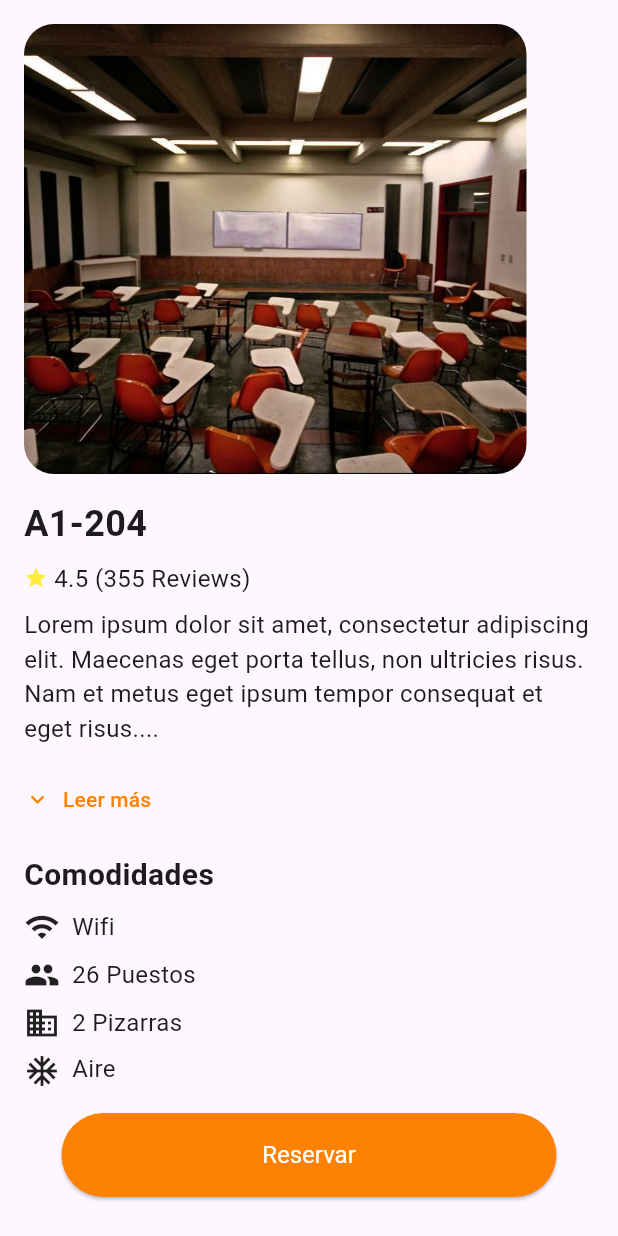
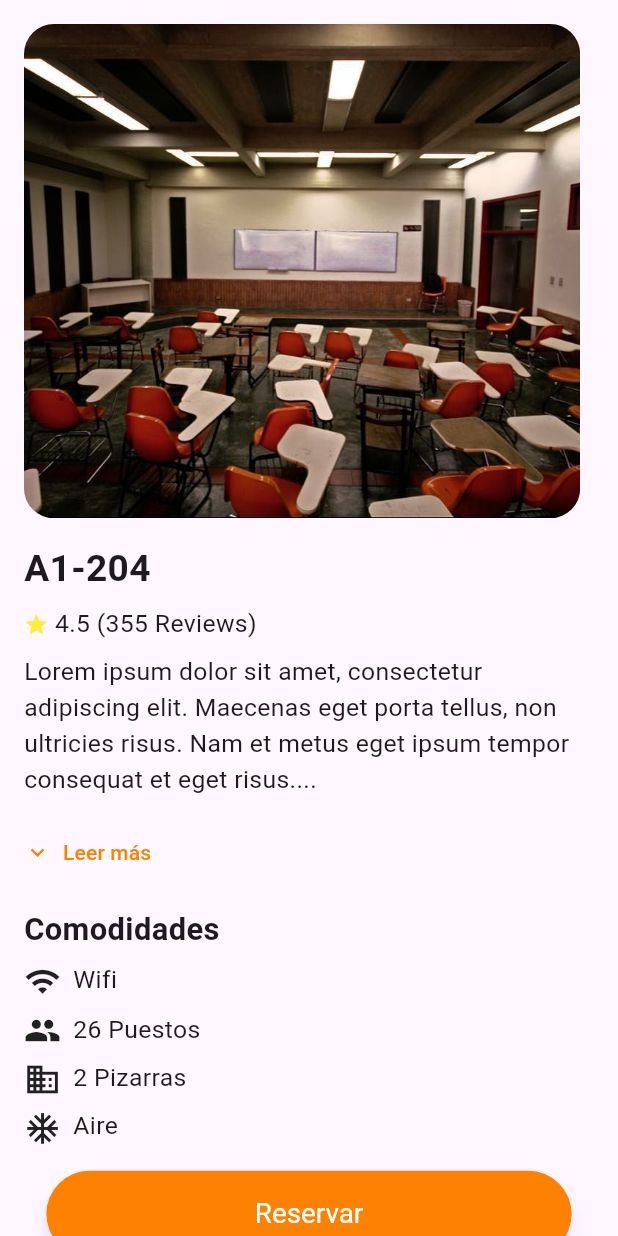
Before and after one commit to DanieLMija17/AulaBook, a Flutter app: the DescriptionWidget widget shown alone on an empty page, opened directly, on a phone screen of 412 x 824 dp. Run offline on Flutter 3.47's test engine with Material 3 defaults, Android fonts, the light colour scheme and no system bars.

Commit message:
vista aula responsive

```diff
--- a/aulabook/lib/AulaInfo/aula.dart
+++ b/aulabook/lib/AulaInfo/aula.dart
@@ -53,6 +53,10 @@ class _DescriptionWidgetState extends State<DescriptionWidget> {
 
   @override
   Widget build(BuildContext context) {
+    // Obtenemos el tamaño de la pantalla
+    var screenSize = MediaQuery.of(context).size;
+    var screenWidth = screenSize.width;
+
     return SingleChildScrollView(
       padding: const EdgeInsets.all(16.0),
       child: Column(
@@ -62,22 +66,22 @@ class _DescriptionWidgetState extends State<DescriptionWidget> {
             borderRadius: BorderRadius.circular(20.0),
             child: Image.asset(
               'assets/salon_unimet1.jpg',
-              width: 335,
-              height: 300, // Ajustamos la altura para que entre en la pantalla
+              width: screenWidth * 0.9, // Ajustamos el ancho relativo al tamaño de la pantalla
+              height: screenWidth * 0.8, // Ajustamos la altura relativa al tamaño de la pantalla
               fit: BoxFit.cover,
             ),
           ),
           SizedBox(height: 16), // Espacio entre la imagen y el texto "A1-204"
           Text(
             'A1-204',
-            style: TextStyle(fontSize: 24, fontWeight: FontWeight.bold),
+            style: TextStyle(fontSize: screenWidth * 0.06, fontWeight: FontWeight.bold),
           ),
           SizedBox(height: 8),
           Row(
             children: [
-              Icon(Icons.star, color: Colors.yellow, size: 16),
+              Icon(Icons.star, color: Colors.yellow, size: screenWidth * 0.04),
               SizedBox(width: 4),
-              Text('4.5 (355 Reviews)', style: TextStyle(fontSize: 16)),
+              Text('4.5 (355 Reviews)', style: TextStyle(fontSize: screenWidth * 0.04)),
             ],
           ),
           SizedBox(height: 8),
@@ -85,7 +89,7 @@ class _DescriptionWidgetState extends State<DescriptionWidget> {
             _isExpanded
                 ? 'Lorem ipsum dolor sit amet, consectetur adipiscing elit. Maecenas eget porta tellus, non ultricies risus. Nam et metus eget ipsum tempor consequat et eget risus. Donec vel felis euismod, gravida nisi nec, ultrices ipsum. Integer pulvinar odio ac ligula dignissim, non luctus metus tempus. Phasellus malesuada libero nec nisl fermentum, eget tristique urna bibendum. Suspendisse vel libero vel purus consectetur dictum. Cras non scelerisque felis. Vestibulum sit amet sapien semper, aliquet felis sit amet, fringilla leo. Nulla facilisi. Nulla at dui non urna consequat facilisis. Mauris aliquet dui id arcu vulputate, ac feugiat nisl dapibus. Ut id nunc in ex malesuada condimentum.'
                 : 'Lorem ipsum dolor sit amet, consectetur adipiscing elit. Maecenas eget porta tellus, non ultricies risus. Nam et metus eget ipsum tempor consequat et eget risus....',
-            style: TextStyle(fontSize: 16),
+            style: TextStyle(fontSize: screenWidth * 0.04),
           ),
           SizedBox(height: 16),
           Align(
@@ -114,22 +118,22 @@ class _DescriptionWidgetState extends State<DescriptionWidget> {
           SizedBox(height: 16),
           Text(
             'Comodidades',
-            style: TextStyle(fontSize: 20, fontWeight: FontWeight.bold),
+            style: TextStyle(fontSize: screenWidth * 0.05, fontWeight: FontWeight.bold),
           ),
           SizedBox(height: 8),
           Row(
             children: [
-              Icon(Icons.wifi),
+              Icon(Icons.wifi, size: screenWidth * 0.06),
               SizedBox(width: 8),
-              Text('Wifi', style: TextStyle(fontSize: 16)),
+              Text('Wifi', style: TextStyle(fontSize: screenWidth * 0.04)),
             ],
           ),
           SizedBox(height: 8),
           Row(
             children: [
-              Icon(Icons.group),
+              Icon(Icons.group, size: screenWidth * 0.06),
               SizedBox(width: 8),
-              Text('26 Puestos', style: TextStyle(fontSize: 16)),
+              Text('26 Puestos', style: TextStyle(fontSize: screenWidth * 0.04)),
             ],
           ),
           SizedBox(height: 8),
@@ -138,18 +142,18 @@ class _DescriptionWidgetState extends State<DescriptionWidget> {
             children: [
               Column(
                 children: [
-                  Icon(Icons.business),
+                  Icon(Icons.business, size: screenWidth * 0.06),
                   SizedBox(height: 8),
-                  Icon(Icons.ac_unit),
+                  Icon(Icons.ac_unit, size: screenWidth * 0.06),
                 ],
               ),
               SizedBox(width: 8),
               Column(
                 crossAxisAlignment: CrossAxisAlignment.start,
                 children: [
-                  Text('2 Pizarras', style: TextStyle(fontSize: 16)),
+                  Text('2 Pizarras', style: TextStyle(fontSize: screenWidth * 0.04)),
                   SizedBox(height: 8),
-                  Text('Aire', style: TextStyle(fontSize: 16)),
+                  Text('Aire', style: TextStyle(fontSize: screenWidth * 0.04)),
                 ],
               ),
             ],
@@ -157,14 +161,16 @@ class _DescriptionWidgetState extends State<DescriptionWidget> {
           SizedBox(height: 16),
           Center(
             child: SizedBox(
-              width: 330,
-              height: 56,
+              width: screenWidth * 0.85, // Ajustamos el ancho relativo al tamaño de la pantalla
+              height: screenWidth * 0.14, // Ajustamos la altura relativa al tamaño de la pantalla
               child: ElevatedButton(
                 onPressed: () {},
                 style: ElevatedButton.styleFrom(
                   backgroundColor: Color(0xFFFD8204), // Color de fondo
                   foregroundColor: Colors.white, // Color del texto
-                  textStyle: TextStyle(fontSize: 16),
+                  textStyle: TextStyle(fontSize: screenWidth * 0.045),
+                  elevation: 4, // Elevación para el efecto de sombra
+                  shadowColor: Color(0x3D0038FF), // Color de la sombra con 24% de opacidad
                 ),
                 child: Text('Reservar'),
               ),
```
